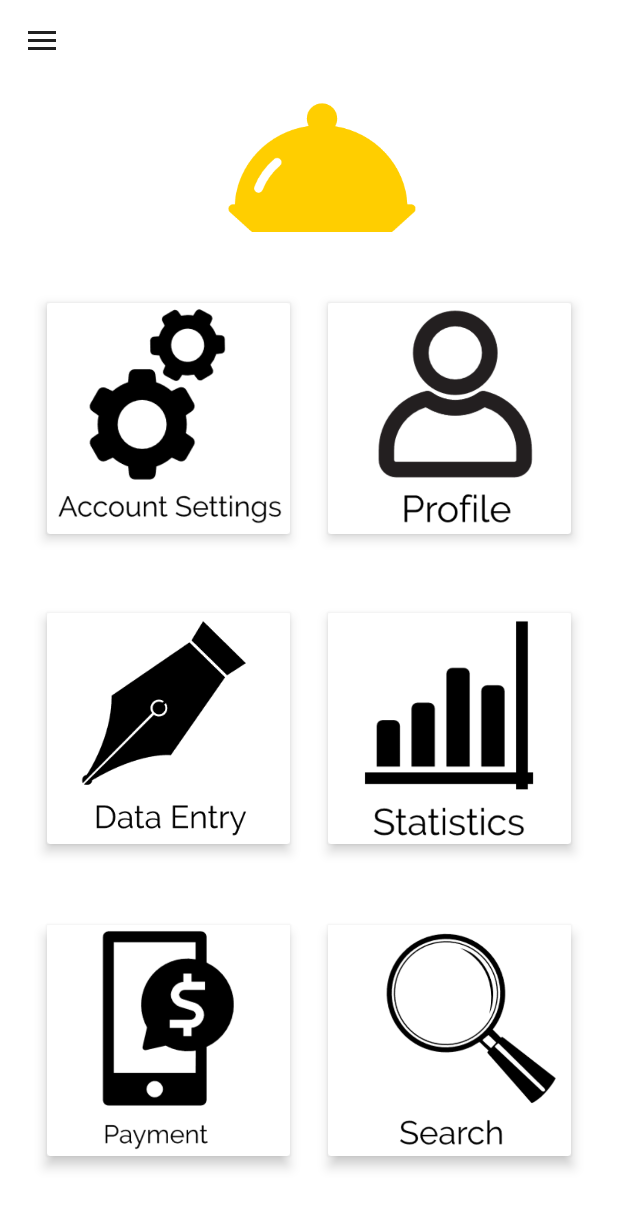
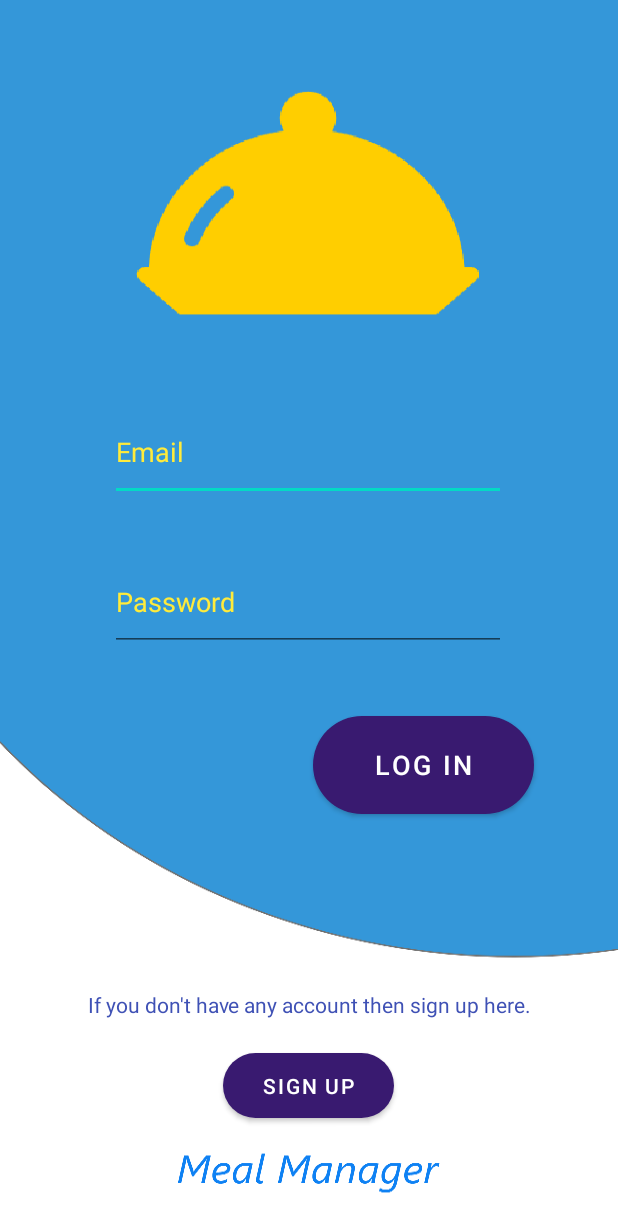
Before and after one commit to Shoumik29/Meal-Manager, an Android app: the screen it shows after launch (MainActivity before the commit, log_in_activity after it), on a phone screen of 412 x 824 dp. Shown: the top 1232 px of the screen. Run offline under Robolectric (Android 15) with nearby library versions, the phone set to English and light mode, and no system bars; our stand-ins replace Firebase (no records; nobody signed in at launch, a user with empty details on screens opened directly).

Commit message:
Log in, sign in & navigation drawer done

```diff
--- a/app/src/main/AndroidManifest.xml
+++ b/app/src/main/AndroidManifest.xml
@@ -9,7 +9,8 @@
         android:roundIcon="@mipmap/ic_launcher_round"
         android:supportsRtl="true"
         android:theme="@style/Theme.MealManager">
-        <activity android:name=".statistics"></activity>
+        <activity android:name=".createAccount"></activity>
+        <activity android:name=".statistics" />
         <activity android:name=".profile" />
         <activity android:name=".data_entry" />
         <activity android:name=".payment" />
--- a/app/src/main/java/com/example/mealmanager/MainActivity.java
+++ b/app/src/main/java/com/example/mealmanager/MainActivity.java
@@ -1,47 +1,87 @@
 package com.example.mealmanager;
 
+import androidx.annotation.NonNull;
 import androidx.appcompat.app.ActionBarDrawerToggle;
 import androidx.appcompat.app.AppCompatActivity;
+import androidx.appcompat.view.menu.MenuItemWrapperICS;
 import androidx.cardview.widget.CardView;
 import androidx.core.view.GravityCompat;
 import androidx.drawerlayout.widget.DrawerLayout;
 
+import android.annotation.SuppressLint;
 import android.content.Intent;
 import android.os.Bundle;
+import android.view.Menu;
+import android.view.MenuInflater;
+import android.view.MenuItem;
 import android.view.View;
+import android.widget.Toast;
+
 import androidx.appcompat.widget.Toolbar;
 
-public class MainActivity extends AppCompatActivity implements View.OnClickListener{
+import com.google.android.material.navigation.NavigationView;
+import com.google.firebase.auth.FirebaseAuth;
+import com.google.firebase.auth.FirebaseUser;
+
+public class MainActivity extends AppCompatActivity implements View.OnClickListener, NavigationView.OnNavigationItemSelectedListener {
 
 
-    public CardView profileCv, statisticsCv, account_settingsCv, data_entryCv, paymentCv, searchCv;
+    public CardView profileCv, account_settingsCv, paymentCv, searchCv;
     private DrawerLayout drawerLayout;
+    private FirebaseAuth mAuth;
+    public FirebaseUser currentUser;
+    public Toolbar toolbar;
+    public NavigationView navigationView;
 
     @Override
     protected void onCreate(Bundle savedInstanceState) {
         super.onCreate(savedInstanceState);
         setContentView(R.layout.activity_main);
 
+        //Initialization
+        mAuth = FirebaseAuth.getInstance();
+
+        //Tools id section
         profileCv = (CardView) findViewById(R.id.cv2);
-        statisticsCv = (CardView) findViewById(R.id.cv4);
         account_settingsCv = (CardView) findViewById(R.id.cv1);
-        data_entryCv = (CardView) findViewById(R.id.cv3);
         paymentCv = (CardView) findViewById(R.id.cv5);
         searchCv = (CardView) findViewById(R.id.cv6);
         drawerLayout = (DrawerLayout) findViewById(R.id.nav_view);
-        Toolbar toolbar = findViewById(R.id.toolbar);
+        toolbar = (Toolbar)findViewById(R.id.toolbar);
+        navigationView = (NavigationView)findViewById(R.id.navigation_view);
 
-
+        //Navigation bar section
         ActionBarDrawerToggle toggle = new ActionBarDrawerToggle(this, drawerLayout, toolbar, R.string.navigation_draw_open, R.string.navigation_draw_close);
         drawerLayout.addDrawerListener(toggle);
         toggle.syncState();
 
         profileCv.setOnClickListener(this);
-        statisticsCv.setOnClickListener(this);
         account_settingsCv.setOnClickListener(this);
-        data_entryCv.setOnClickListener(this);
         paymentCv.setOnClickListener(this);
         searchCv.setOnClickListener(this);
+
+        navigationView.setNavigationItemSelectedListener(this);
+        navigationView.setCheckedItem(R.id.item1);
+
+    }
+
+    public void logout(){
+        FirebaseAuth.getInstance().signOut();
+        Intent intent = new Intent(MainActivity.this, log_in_activity.class);
+        startActivity(intent);
+        finish();
+    }
+
+    @Override
+    protected void onStart() {
+        super.onStart();
+        //Check if the user signed in
+        currentUser = mAuth.getCurrentUser();
+        if(currentUser == null){
+            Intent intent = new Intent(MainActivity.this, log_in_activity.class);
+            startActivity(intent);
+            finish();
+        }
     }
 
     @Override
@@ -68,24 +108,33 @@ public class MainActivity extends AppCompatActivity implements View.OnClickListe
                 i = new Intent(this,account_settings.class);
                 startActivity(i);
                 break;
-            case R.id.cv3 :
-                i = new Intent(this,data_entry.class);
-                startActivity(i);
-                break;
-            case R.id.cv4 :
-                i = new Intent(this,statistics.class);
+            case R.id.cv6 :
+                i = new Intent(this,search.class);
                 startActivity(i);
                 break;
             case R.id.cv5 :
                 i = new Intent(this,payment.class);
                 startActivity(i);
                 break;
-            case R.id.cv6 :
-                i = new Intent(this,search.class);
-                startActivity(i);
-                break;
 
         }
+    }
 
+
+    @Override
+    public boolean onNavigationItemSelected(@NonNull MenuItem item) {
+
+        switch (item.getItemId()) {
+            case R.id.item1:
+                Toast.makeText(MainActivity.this, "Authintication Successfull", Toast.LENGTH_LONG).show();
+                Intent intent = new Intent(MainActivity.this, statistics.class);
+                startActivity(intent);
+                break;
+            case R.id.item3:
+                logout();
+                break;
+        }
+        drawerLayout.closeDrawer(GravityCompat.START);
+        return true;
     }
 }
--- a/app/src/main/java/com/example/mealmanager/log_in_activity.java
+++ b/app/src/main/java/com/example/mealmanager/log_in_activity.java
@@ -1,14 +1,80 @@
 package com.example.mealmanager;
 
+import androidx.annotation.NonNull;
 import androidx.appcompat.app.AppCompatActivity;
 
+import android.content.Intent;
 import android.os.Bundle;
+import android.view.View;
+import android.widget.Button;
+import android.widget.EditText;
+import android.widget.Toast;
+
+import com.google.android.gms.tasks.OnCompleteListener;
+import com.google.android.gms.tasks.Task;
+import com.google.firebase.auth.AuthResult;
+import com.google.firebase.auth.FirebaseAuth;
+import com.google.firebase.auth.FirebaseUser;
 
 public class log_in_activity extends AppCompatActivity {
+
+
+    public Button signUpB, logIn;
+    private FirebaseAuth mAuth;
+    public EditText ETemail, ETpassword;
+
 
     @Override
     protected void onCreate(Bundle savedInstanceState) {
         super.onCreate(savedInstanceState);
         setContentView(R.layout.activity_log_in_activity);
+
+        signUpB = (Button)findViewById(R.id.button2);
+        logIn = (Button)findViewById(R.id.button);
+        ETemail = (EditText)findViewById(R.id.eTEmail);
+        ETpassword = (EditText)findViewById(R.id.eTPass);
+
+        mAuth = FirebaseAuth.getInstance();
+
+        signUpB.setOnClickListener(new View.OnClickListener() {
+            @Override
+            public void onClick(View v) {
+                signUpB();
+            }
+        });
+        logIn.setOnClickListener(new View.OnClickListener() {
+            @Override
+            public void onClick(View v) {
+                logIn();
+            }
+        });
+
+    }
+
+    public void signUpB(){
+        Intent i = new Intent(this, createAccount.class);
+        startActivity(i);
+    }
+    public void logIn(){
+        String email = ETemail.getText().toString().trim();
+        String password = ETpassword.getText().toString().trim();
+
+        mAuth.signInWithEmailAndPassword(email, password)
+                .addOnCompleteListener(this, new OnCompleteListener<AuthResult>() {
+                    @Override
+                    public void onComplete(@NonNull Task<AuthResult> task) {
+                        if (task.isSuccessful()) {
+                            // Sign in success, update UI with the signed-in user's information
+                            FirebaseUser user = mAuth.getCurrentUser();
+                            Intent intent = new Intent(log_in_activity.this, MainActivity.class);
+                            startActivity(intent);
+                            Toast.makeText(log_in_activity.this, "Log in Successfull", Toast.LENGTH_SHORT).show();
+                            finish();
+                        } else {
+                            // If sign in fails, display a message to the user.
+                            Toast.makeText(log_in_activity.this, "Authentication failed.", Toast.LENGTH_SHORT).show();
+                        }
+                    }
+                });
     }
 }
--- a/app/src/main/res/layout/activity_log_in_activity.xml
+++ b/app/src/main/res/layout/activity_log_in_activity.xml
@@ -25,7 +25,7 @@
         app:layout_constraintVertical_bias="0.629" />
 
     <EditText
-        android:id="@+id/editTextTextEmailAddress3"
+        android:id="@+id/eTEmail"
         android:layout_width="264dp"
         android:layout_height="65dp"
         android:ems="10"
@@ -35,6 +35,7 @@
         android:textColorHighlight="#FFC107"
         android:textColorHint="#FFEB3B"
         android:textColorLink="#FF5722"
+        android:textIsSelectable="false"
         app:layout_constraintBottom_toBottomOf="parent"
         app:layout_constraintEnd_toEndOf="parent"
         app:layout_constraintHorizontal_bias="0.496"
@@ -43,7 +44,7 @@
         app:layout_constraintVertical_bias="0.354" />
 
     <EditText
-        android:id="@+id/editTextTextPassword2"
+        android:id="@+id/eTPass"
         android:layout_width="264dp"
         android:layout_height="65dp"
         android:ems="10"
--- a/app/src/main/res/layout/activity_main.xml
+++ b/app/src/main/res/layout/activity_main.xml
@@ -20,15 +20,15 @@
             app:cardElevation="5dp"
             app:layout_constraintBottom_toBottomOf="parent"
             app:layout_constraintEnd_toEndOf="parent"
-            app:layout_constraintHorizontal_bias="0.875"
+            app:layout_constraintHorizontal_bias="0.879"
             app:layout_constraintStart_toStartOf="parent"
             app:layout_constraintTop_toTopOf="parent"
-            app:layout_constraintVertical_bias="0.92">
+            app:layout_constraintVertical_bias="0.767">
 
             <ImageView
                 android:id="@+id/imageView8"
-                android:layout_width="191dp"
-                android:layout_height="152dp"
+                android:layout_width="170dp"
+                android:layout_height="151dp"
                 app:srcCompat="@drawable/search" />
         </androidx.cardview.widget.CardView>
 
@@ -42,32 +42,13 @@
             app:layout_constraintHorizontal_bias="0.124"
             app:layout_constraintStart_toStartOf="parent"
             app:layout_constraintTop_toTopOf="parent"
-            app:layout_constraintVertical_bias="0.92">
+            app:layout_constraintVertical_bias="0.767">
 
             <ImageView
                 android:id="@+id/imageView6"
-                android:layout_width="wrap_content"
-                android:layout_height="wrap_content"
+                android:layout_width="163dp"
+                android:layout_height="155dp"
                 app:srcCompat="@drawable/payment" />
-        </androidx.cardview.widget.CardView>
-
-        <androidx.cardview.widget.CardView
-            android:id="@+id/cv4"
-            android:layout_width="162dp"
-            android:layout_height="154dp"
-            app:cardElevation="5dp"
-            app:layout_constraintBottom_toBottomOf="parent"
-            app:layout_constraintEnd_toEndOf="parent"
-            app:layout_constraintHorizontal_bias="0.875"
-            app:layout_constraintStart_toStartOf="parent"
-            app:layout_constraintTop_toTopOf="parent"
-            app:layout_constraintVertical_bias="0.61" >
-
-            <ImageView
-                android:id="@+id/imageView9"
-                android:layout_width="match_parent"
-                android:layout_height="match_parent"
-                app:srcCompat="@drawable/statistics" />
         </androidx.cardview.widget.CardView>
 
         <androidx.cardview.widget.CardView
@@ -80,7 +61,7 @@
             app:layout_constraintHorizontal_bias="0.124"
             app:layout_constraintStart_toStartOf="parent"
             app:layout_constraintTop_toTopOf="parent"
-            app:layout_constraintVertical_bias="0.301">
+            app:layout_constraintVertical_bias="0.454">
 
             <ImageView
                 android:id="@+id/imageView3"
@@ -96,35 +77,16 @@
             app:cardElevation="5dp"
             app:layout_constraintBottom_toBottomOf="parent"
             app:layout_constraintEnd_toEndOf="parent"
-            app:layout_constraintHorizontal_bias="0.875"
+            app:layout_constraintHorizontal_bias="0.879"
             app:layout_constraintStart_toStartOf="parent"
             app:layout_constraintTop_toTopOf="parent"
-            app:layout_constraintVertical_bias="0.301">
+            app:layout_constraintVertical_bias="0.454">
 
             <ImageView
                 android:id="@+id/imageView2"
                 android:layout_width="170dp"
                 android:layout_height="151dp"
                 app:srcCompat="@drawable/profile" />
-        </androidx.cardview.widget.CardView>
-
-        <androidx.cardview.widget.CardView
-            android:id="@+id/cv3"
-            android:layout_width="162dp"
-            android:layout_height="154dp"
-            app:cardElevation="5dp"
-            app:layout_constraintBottom_toBottomOf="parent"
-            app:layout_constraintEnd_toEndOf="parent"
-            app:layout_constraintHorizontal_bias="0.124"
-            app:layout_constraintStart_toStartOf="parent"
-            app:layout_constraintTop_toTopOf="parent"
-            app:layout_constraintVertical_bias="0.61" >
-
-            <ImageView
-                android:id="@+id/imageView10"
-                android:layout_width="wrap_content"
-                android:layout_height="wrap_content"
-                app:srcCompat="@drawable/data" />
         </androidx.cardview.widget.CardView>
 
         <ImageView
@@ -154,7 +116,6 @@
             app:layout_constraintVertical_bias="0.004" />
 
 
-
     </androidx.constraintlayout.widget.ConstraintLayout>
 
 
--- a/app/src/main/res/layout/activity_profile.xml
+++ b/app/src/main/res/layout/activity_profile.xml
@@ -64,7 +64,7 @@
         app:layout_constraintHorizontal_bias="0.199"
         app:layout_constraintStart_toStartOf="parent"
         app:layout_constraintTop_toTopOf="parent"
-        app:layout_constraintVertical_bias="0.583" />
+        app:layout_constraintVertical_bias="0.553" />
 
     <TextView
         android:id="@+id/textView12"
@@ -76,5 +76,5 @@
         app:layout_constraintHorizontal_bias="0.172"
         app:layout_constraintStart_toStartOf="parent"
         app:layout_constraintTop_toTopOf="parent"
-        app:layout_constraintVertical_bias="0.678" />
+        app:layout_constraintVertical_bias="0.65" />
 </androidx.constraintlayout.widget.ConstraintLayout>
--- a/app/src/main/res/menu/menu.xml
+++ b/app/src/main/res/menu/menu.xml
@@ -4,15 +4,15 @@
     <group android:checkableBehavior="single">
         <item
             android:id="@+id/item1"
-            android:title="Home"></item>
+            android:title="@string/home" />
 
         <item
             android:id="@+id/item2"
-            android:title="Profile"></item>
+            android:title="@string/profile" />
 
         <item
             android:id="@+id/item3"
-            android:title="Log out"></item>
+            android:title="@string/log_out" />
 
     </group>
 
--- a/app/src/main/res/values-night/themes.xml
+++ b/app/src/main/res/values-night/themes.xml
@@ -3,7 +3,7 @@
     <style name="Theme.MealManager" parent="Theme.MaterialComponents.DayNight.NoActionBar">
         <!-- Primary brand color. -->
         <item name="colorPrimary">@color/purple_200</item>
-        <item name="colorPrimaryVariant">@color/purple_700</item>
+        <item name="colorPrimaryVariant">@color/black</item>
         <item name="colorOnPrimary">@color/black</item>
         <!-- Secondary brand color. -->
         <item name="colorSecondary">@color/teal_200</item>
--- a/app/src/main/res/values/strings.xml
+++ b/app/src/main/res/values/strings.xml
@@ -4,5 +4,8 @@
     <string name="navigation_draw_open">open navigation drawer</string>
 
     <string name="navigation_draw_close">close navigation drawer</string>
+    <string name="home">Home</string>
+    <string name="profile">Profile</string>
+    <string name="log_out">Log out</string>
 
 </resources>
--- a/app/src/main/res/values/themes.xml
+++ b/app/src/main/res/values/themes.xml
@@ -3,7 +3,7 @@
     <style name="Theme.MealManager" parent="Theme.MaterialComponents.DayNight.NoActionBar">
         <!-- Primary brand color. -->
         <item name="colorPrimary">@color/purple_500</item>
-        <item name="colorPrimaryVariant">@color/purple_700</item>
+        <item name="colorPrimaryVariant">@color/teal_700</item>
         <item name="colorOnPrimary">@color/white</item>
         <!-- Secondary brand color. -->
         <item name="colorSecondary">@color/teal_200</item>
--- a/build.gradle
+++ b/build.gradle
@@ -6,6 +6,7 @@ buildscript {
     }
     dependencies {
         classpath "com.android.tools.build:gradle:4.1.2"
+        classpath 'com.google.gms:google-services:4.3.5'
 
         // NOTE: Do not place your application dependencies here; they belong
         // in the individual module build.gradle files
```
Also changed, not shown: app/build.gradle (+7 -1 lines), app/src/main/java/com/example/mealmanager/createAccount.java (added, +79 -0 lines), app/src/main/res/layout/activity_create_account.xml (added, +128 -0 lines), app/src/main/res/layout/nav_header.xml (+10 -9 lines), gradle/wrapper/gradle-wrapper.properties, 1 other file.
